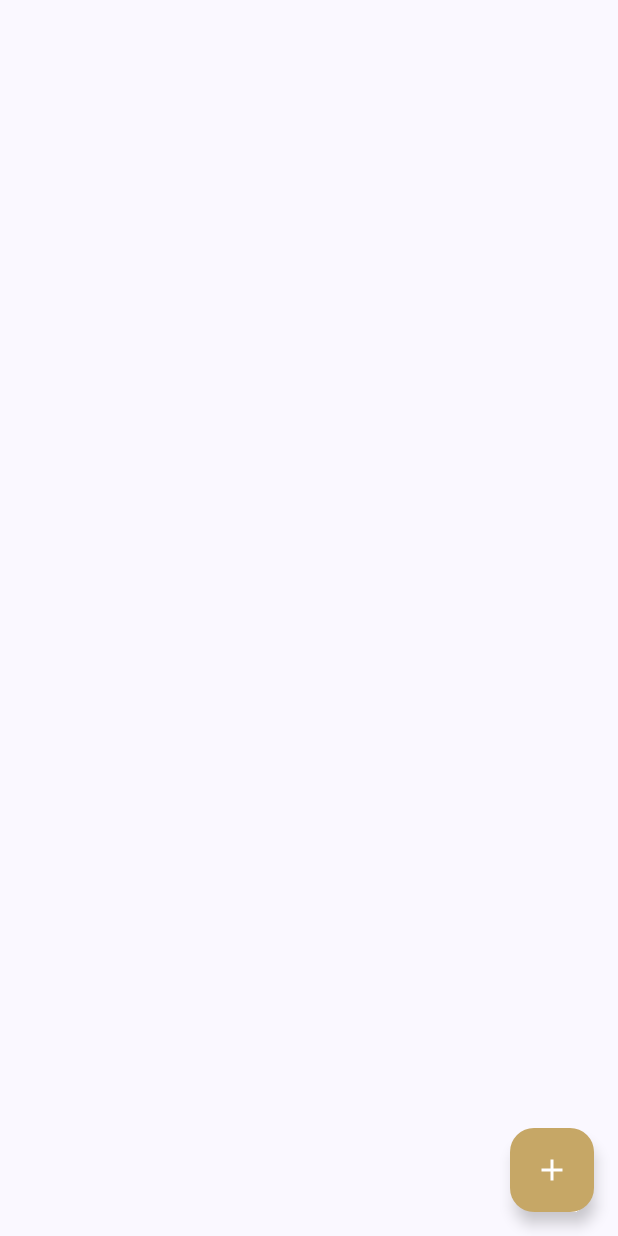
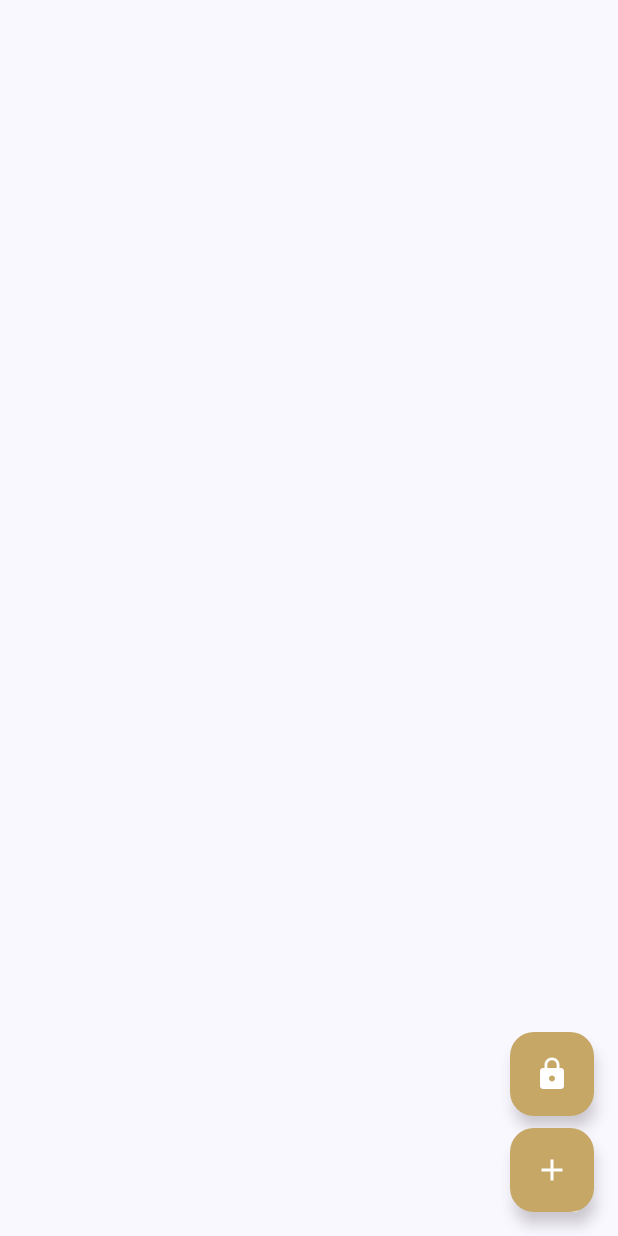
Before and after one commit to SantiagoGrinblat/PasswordManager, an Android app built with Jetpack Compose: the composable SecurityScreen shown on its own in the app's theme, on a phone screen of 412 x 824 dp. Run offline under Robolectric (Android 15) with nearby library versions, the phone set to English and light mode, and no system bars; our stand-ins replace Room's generated code.

Commit message:
Se agrega finalizacion de base de datos, para agregar un segundo campo y modificar la card

```diff
--- a/app/src/main/java/com/santidev/passwordmanager/KoinApp.kt
+++ b/app/src/main/java/com/santidev/passwordmanager/KoinApp.kt
@@ -2,6 +2,8 @@ package com.santidev.passwordmanager
 
 import android.app.Application
 import androidx.room.Room
+import androidx.room.migration.Migration
+import androidx.sqlite.db.SupportSQLiteDatabase
 import com.santidev.passwordmanager.database.SecretDatabase
 import org.koin.core.context.startKoin
 import org.koin.dsl.module
@@ -12,9 +14,17 @@ class KoinApp: Application() {
     startKoin {
       modules(module {
         single {
-          Room.databaseBuilder(this@KoinApp, SecretDatabase::class.java, "password").build()
+          Room.databaseBuilder(this@KoinApp, SecretDatabase::class.java, "password")
+            .addMigrations(MIGRATION_1_2)
+            .build()
         }
       })
     }
   }
 }
+
+val MIGRATION_1_2 = object : Migration(1, 2) {
+  override fun migrate(db: SupportSQLiteDatabase) {
+    db.execSQL("ALTER TABLE passwords ADD COLUMN title TEXT NOT NULL DEFAULT ''")
+  }
+}
--- a/app/src/main/java/com/santidev/passwordmanager/MainViewModel.kt
+++ b/app/src/main/java/com/santidev/passwordmanager/MainViewModel.kt
@@ -31,9 +31,9 @@ class MainViewModel: ViewModel(), KoinComponent {
     }
   }
 
-  fun createOne(/*title: String,*/ password: String) {
+  fun createOne(title: String, password: String) {
     launchIO {
-      dao.createPassword(PasswordEntity(/*title = title, */password = password))
+      dao.createPassword(PasswordEntity(title = title, password = password))
     }
   }
 
--- a/app/src/main/java/com/santidev/passwordmanager/database/PasswordDao.kt
+++ b/app/src/main/java/com/santidev/passwordmanager/database/PasswordDao.kt
@@ -10,11 +10,11 @@ import kotlinx.coroutines.flow.Flow
 interface PasswordDao {
 
   @Insert
-  fun createPassword(password: PasswordEntity)
+  suspend fun createPassword(password: PasswordEntity)
 
   @Query("SELECT * FROM passwords")
   fun getPasswords(): Flow<List<PasswordEntity>>
 
   @Delete
-  fun deletePassword(password: PasswordEntity)
+  suspend fun deletePassword(password: PasswordEntity)
 }
--- a/app/src/main/java/com/santidev/passwordmanager/database/PasswordEntity.kt
+++ b/app/src/main/java/com/santidev/passwordmanager/database/PasswordEntity.kt
@@ -10,5 +10,8 @@ data class PasswordEntity(
   val id : Int? = null,
 
   @ColumnInfo(name = "password")
-  val password : String
+  val password : String,
+
+  @ColumnInfo(name = "title")
+  val title : String,
 )
--- a/app/src/main/java/com/santidev/passwordmanager/database/SecretDatabase.kt
+++ b/app/src/main/java/com/santidev/passwordmanager/database/SecretDatabase.kt
@@ -3,7 +3,7 @@ package com.santidev.passwordmanager.database
 import androidx.room.Database
 import androidx.room.RoomDatabase
 
-@Database(entities = [PasswordEntity::class], version = 1)
+@Database(entities = [PasswordEntity::class], version = 2)
 abstract class SecretDatabase: RoomDatabase() {
   abstract fun passwordDao(): PasswordDao
 }
--- a/app/src/main/java/com/santidev/passwordmanager/ui/screens/SavePassword.kt
+++ b/app/src/main/java/com/santidev/passwordmanager/ui/screens/SavePassword.kt
@@ -1,17 +1,21 @@
 package com.santidev.passwordmanager.ui.screens
 
 import androidx.appcompat.app.AppCompatActivity
+import androidx.compose.animation.AnimatedVisibility
 import androidx.compose.animation.core.animateDpAsState
 import androidx.compose.animation.core.tween
 import androidx.compose.foundation.background
+import androidx.compose.foundation.border
 import androidx.compose.foundation.layout.Arrangement
 import androidx.compose.foundation.layout.Box
 import androidx.compose.foundation.layout.Column
+import androidx.compose.foundation.layout.Row
 import androidx.compose.foundation.layout.Spacer
 import androidx.compose.foundation.layout.fillMaxSize
 import androidx.compose.foundation.layout.fillMaxWidth
 import androidx.compose.foundation.layout.height
 import androidx.compose.foundation.layout.padding
+import androidx.compose.foundation.layout.width
 import androidx.compose.foundation.lazy.LazyColumn
 import androidx.compose.foundation.lazy.items
 import androidx.compose.foundation.shape.RoundedCornerShape
@@ -21,6 +25,7 @@ import androidx.compose.material.icons.filled.Lock
 import androidx.compose.material3.Button
 import androidx.compose.material3.ButtonDefaults
 import androidx.compose.material3.FloatingActionButton
+import androidx.compose.material3.HorizontalDivider
 import androidx.compose.material3.Icon
 import androidx.compose.material3.MaterialTheme
 import androidx.compose.material3.OutlinedTextField
@@ -28,11 +33,14 @@ import androidx.compose.material3.Scaffold
 import androidx.compose.material3.Surface
 import androidx.compose.material3.Text
 import androidx.compose.runtime.Composable
+import androidx.compose.runtime.DisposableEffect
 import androidx.compose.runtime.LaunchedEffect
 import androidx.compose.runtime.collectAsState
 import androidx.compose.runtime.getValue
 import androidx.compose.runtime.mutableStateOf
 import androidx.compose.runtime.remember
+import androidx.compose.runtime.rememberUpdatedState
+import androidx.compose.runtime.setValue
 import androidx.compose.ui.Alignment
 import androidx.compose.ui.Modifier
 import androidx.compose.ui.draw.BlurredEdgeTreatment
@@ -40,12 +48,19 @@ import androidx.compose.ui.draw.blur
 import androidx.compose.ui.draw.clip
 import androidx.compose.ui.graphics.Color
 import androidx.compose.ui.platform.LocalContext
+import androidx.compose.ui.res.painterResource
 import androidx.compose.ui.text.font.FontWeight
 import androidx.compose.ui.unit.dp
 import androidx.compose.ui.window.Dialog
+import androidx.lifecycle.Lifecycle
+import androidx.lifecycle.LifecycleEventObserver
+import androidx.lifecycle.LifecycleOwner
+import androidx.lifecycle.compose.LocalLifecycleOwner
 import androidx.lifecycle.viewmodel.compose.viewModel
 import com.santidev.passwordmanager.MainViewModel
+import com.santidev.passwordmanager.R
 import com.santidev.passwordmanager.biometric.BiometricHelper
+import com.santidev.passwordmanager.utils.CopyButton
 
 @Composable
 fun SavePassword() {
@@ -84,6 +99,12 @@ fun SecurityScreen() {
     mutableStateOf(false)
   }
 
+  OnLifecycleEvent { owner, event ->
+    if (event == Lifecycle.Event.ON_PAUSE) {
+      authorized.value = false
+    }
+  }
+
   Surface(
     modifier = Modifier.fillMaxSize(),
     color = MaterialTheme.colorScheme.background
@@ -101,11 +122,20 @@ fun SecurityScreen() {
             val secretPassword = remember {
               mutableStateOf("")
             }
+            val title = remember { mutableStateOf("") }
+            OutlinedTextField(
+              value = title.value, onValueChange = {
+                title.value = it
+              }, modifier = Modifier.fillMaxWidth(), label = {
+                Text(text = "Titulo")
+              },
+            )
+            Spacer(modifier = Modifier.height(6.dp))
             OutlinedTextField(
               value = secretPassword.value, onValueChange = {
                 secretPassword.value = it
               }, modifier = Modifier.fillMaxWidth(), label = {
-                Text(text = "Titulo")
+                Text(text = "Contraseña")
               },
               leadingIcon = {
                 Icon(imageVector = Icons.Default.Lock, contentDescription = "Lock Icon")
@@ -114,8 +144,10 @@ fun SecurityScreen() {
             Spacer(modifier = Modifier.height(16.dp))
             Button(
               onClick = {
-                viewModel.createOne(secretPassword.value)
-                dialogOpen.value = false
+                if (secretPassword.value.isNotEmpty() == true && title.value.isNotEmpty() == true) {
+                  viewModel.createOne(title.value, secretPassword.value)
+                  dialogOpen.value = false
+                }
               }, modifier = Modifier.fillMaxWidth(), colors = ButtonDefaults.buttonColors(
                 containerColor = Color(0xFFC6A766)
               ), shape = RoundedCornerShape(12.dp)
@@ -129,12 +161,25 @@ fun SecurityScreen() {
 
     Scaffold(modifier = Modifier.fillMaxSize(), floatingActionButton = {
       Column {
+        AnimatedVisibility(visible = !authorized.value) {
+          FloatingActionButton(
+            onClick = authorize,
+            containerColor = Color(0xFFC6A766)
+          ) {
+            Icon(
+              imageVector = Icons.Default.Lock,
+              contentDescription = "Icon Lock",
+              tint = Color.White
+            )
+          }
+        }
+        Spacer(modifier = Modifier.height(8.dp))
         FloatingActionButton(onClick = {
           dialogOpen.value = true
         }, containerColor = Color(0xFFC6A766)) {
           Icon(
             imageVector = Icons.Default.Add,
-            contentDescription = null,
+            contentDescription = "Icon Add",
             tint = Color.White
           )
         }
@@ -156,16 +201,55 @@ fun SecurityScreen() {
             .padding(16.dp),
           verticalArrangement = Arrangement.spacedBy(8.dp)
         ) {
-          items(passwords.reversed(), key = { it.id ?: 0 }) {
+          items(passwords, key = { it.id ?: 0 }) {
             Box(
               modifier = Modifier
+                .animateItem()
                 .fillMaxWidth()
                 .clip(RoundedCornerShape(8.dp))
-                .background(
-                  MaterialTheme.colorScheme.primary
+                .background(color = Color.Transparent)
+                .border(1.dp, Color(0xFF2C2C2E), RoundedCornerShape(8.dp))
+                .padding(16.dp)
+            ) {
+              Column {
+                Text(text = it.title, fontWeight = FontWeight.Bold, color = Color.White)
+                HorizontalDivider(
+                  modifier = Modifier
+                    .fillMaxWidth()
+                    .height(15.dp),
+                  thickness = 1.dp,
+                  color = Color(0xFF2C2C2E)
                 )
-            ) {
-              Text(text = it.password)
+
+                Text(text = it.password, fontWeight = FontWeight.Light, color = Color.White)
+
+                Spacer(modifier = Modifier.height(6.dp))
+
+                Row(modifier = Modifier.fillMaxWidth(), horizontalArrangement = Arrangement.SpaceBetween) {
+                  AnimatedVisibility(visible = authorized.value) {
+                    Button(
+                      onClick = {viewModel.deleteOne(it)},
+                      shape = RoundedCornerShape(50),
+                      colors = ButtonDefaults.elevatedButtonColors(
+                        containerColor = Color(0xFF2C2C2E),
+                        contentColor = Color.White
+                      ),
+                      elevation = ButtonDefaults.elevatedButtonElevation(defaultElevation = 8.dp)
+                    ) {
+                      Text(text = "BORRAR", color = Color.White)
+                      Spacer(modifier = Modifier.width(4.dp))
+                      Icon(
+                        painter = painterResource(id = R.drawable.deleteicon),
+                        contentDescription = "Button Delete" ,
+                        tint = Color(0xFFC6A766)
+                      )
+                    }
+                  }
+                  CopyButton(
+                    textToCopy = it.password
+                  )
+                }
+              }
             }
           }
         }
@@ -173,3 +257,22 @@ fun SecurityScreen() {
     }
   }
 }
+
+@Composable
+fun OnLifecycleEvent(onEvent: (owner: LifecycleOwner, event: Lifecycle.Event) -> Unit) {
+
+  val eventHandler = rememberUpdatedState(newValue = onEvent)
+  val lifecycleOwner = rememberUpdatedState(newValue = LocalLifecycleOwner.current)
+
+  DisposableEffect(lifecycleOwner.value) {
+    val lifecycle = lifecycleOwner.value.lifecycle
+    val observer = LifecycleEventObserver { owner, event ->
+      eventHandler.value(owner, event)
+    }
+    lifecycle.addObserver(observer)
+
+    onDispose {
+      lifecycle.removeObserver(observer)
+    }
+  }
+}
--- /dev/null
+++ b/app/src/main/res/drawable/deleteicon.xml
@@ -0,0 +1,18 @@
+<vector xmlns:android="http://schemas.android.com/apk/res/android"
+    android:width="32dp"
+    android:height="32dp"
+    android:viewportWidth="48"
+    android:viewportHeight="48">
+  <path
+      android:pathData="M24,24m-20,0a20,20 0,1 1,40 0a20,20 0,1 1,-40 0"
+      android:strokeWidth="4"
+      android:fillColor="#00000000"
+      android:strokeColor="#eab308"/>
+  <path
+      android:pathData="m17,31l14,-14m-12,2l-2,-2m14,14l-2,-2"
+      android:strokeLineJoin="round"
+      android:strokeWidth="4"
+      android:fillColor="#00000000"
+      android:strokeColor="#eab308"
+      android:strokeLineCap="round"/>
+</vector>
```
